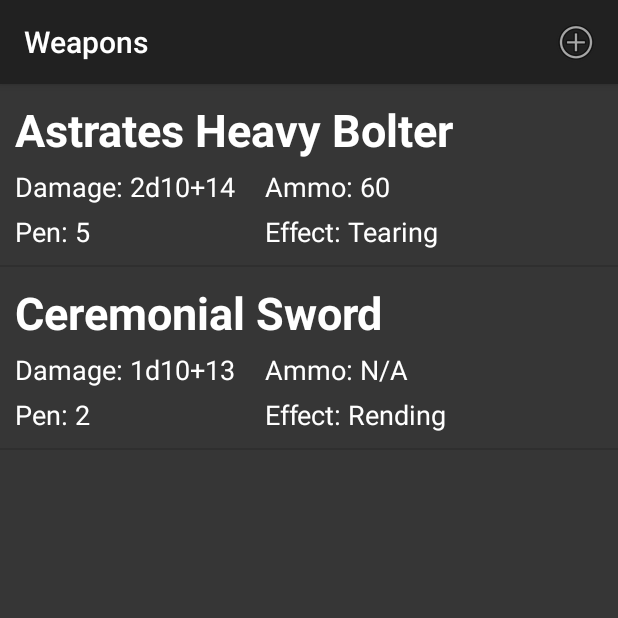
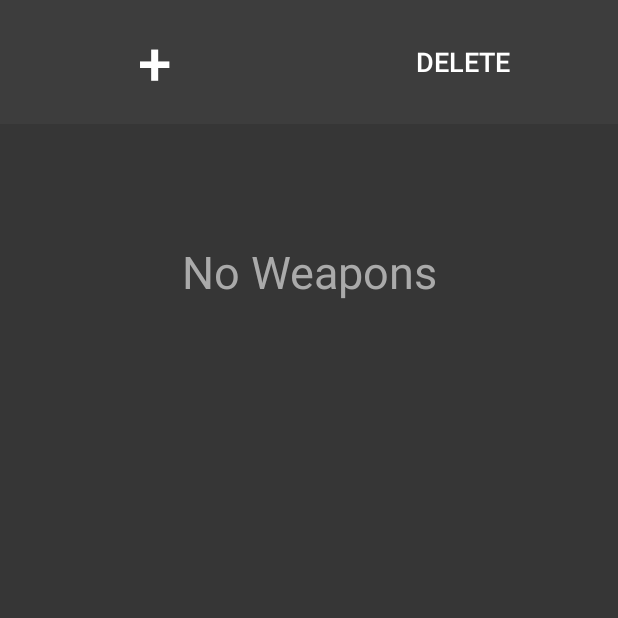
Before and after one commit to AppSecAI-TEST/DeathWatch2, an Android app: the WeaponActivity screen opened directly, with no data from a screen before it, on a phone screen of 412 x 824 dp, the top half of it. Run offline under Robolectric (Android 15) with nearby library versions, the phone set to English and light mode, and no system bars.

Commit message:
weapons can be added dynamically, file can be deleted.

```diff
--- a/app/src/main/AndroidManifest.xml
+++ b/app/src/main/AndroidManifest.xml
@@ -30,7 +30,8 @@
             android:theme="@style/AppTheme.NoActionBar"/>
         <activity android:name=".WeaponActivity"
             android:screenOrientation="portrait"
-            android:label="Weapons"/>
+            android:label="Weapons"
+            android:theme="@style/AppTheme.NoActionBar"/>
     </application>
 
 </manifest>
--- a/app/src/main/java/com/example/andrew/deathwatch20/Weapon.java
+++ b/app/src/main/java/com/example/andrew/deathwatch20/Weapon.java
@@ -9,24 +9,24 @@ public class Weapon {
 
     private String name;
     private String damage;
-    private int ammo;
-    private int pen;
-    private String effect;
+    private String ammo;
+    private String pen;
+    private String special;
 
     Weapon() {
         name = "Astrates Heavy Bolter";
         damage = "2d10+14";
-        ammo = 60;
-        pen = 5;
-        effect = "Tearing";
+        ammo = "60";
+        pen = "5";
+        special = "Tearing";
     }
     // Todo: able to create grenades, melee, and bolters weapons
-    Weapon(String name, String damage, int ammo, int pen, String effect){
+    Weapon(String name, String damage, String ammo, String pen, String effect){
         setName(name);
         setDamage(damage);
         setAmmo(ammo);
         setPen(pen);
-        setEffect(effect);
+        setSpecial(effect);
     }
 
     public String getName() {
@@ -46,37 +46,37 @@ public class Weapon {
     }
 
     public String getAmmo() {
-        if(ammo != 0)
-            return "Ammo: " + Integer.toString(ammo);
+        if(Integer.parseInt(ammo) != 0)
+            return "Ammo: " + ammo;
         else
             return "Ammo: N/A";
     }
 
-    public void setAmmo(int ammo) {
+    public void setAmmo(String ammo) {
         this.ammo = ammo;
     }
 
     public String getPen() {
-        return "Pen: " + Integer.toString(pen);
+        return "Pen: " + pen;
     }
 
-    public void setPen(int pen) {
+    public void setPen(String pen) {
         this.pen = pen;
     }
 
-    public String getEffect() {
-        return "Effect: " + effect;
+    public String getSpecial() {
+        return "Effect: " + special;
     }
 
-    public void setEffect(String effect) {
-        this.effect = effect;
+    public void setSpecial(String special) {
+        this.special = special;
     }
 
     // private String FILE_NAME = "DWW";
 
     public String toString() {
         return name + "\nDamage: " + damage + "\nPen: " + pen + "   Ammo: "
-                + ammo + "\nEffect: " + effect;
+                + ammo + "\nEffect: " + special;
     }
 
 }
--- a/app/src/main/java/com/example/andrew/deathwatch20/WeaponActivity.java
+++ b/app/src/main/java/com/example/andrew/deathwatch20/WeaponActivity.java
@@ -1,15 +1,16 @@
 package com.example.andrew.deathwatch20;
 
-import android.graphics.Color;
+import android.content.DialogInterface;
 import android.os.Bundle;
-import android.view.Menu;
-import android.view.MenuItem;
+import android.support.v7.app.AlertDialog;
+import android.view.LayoutInflater;
 import android.view.View;
 import android.widget.AdapterView;
+import android.widget.EditText;
 import android.widget.ListView;
+import android.widget.TextView;
 import android.widget.Toast;
 
-import java.util.ArrayList;
 
 /**
  * This is where the user can see the a list of weapons
@@ -18,45 +19,90 @@ import java.util.ArrayList;
 
 public class WeaponActivity extends NavDrawer {
 
-    //private Weapon weapon = new Weapon();
+    private WeaponList weapons;
     private static WeaponAdapter adapter;
+    private TextView noWeapon;
+    EditText nameInput;
+    EditText damageInput;
+    EditText penInput;
+    EditText ammoInput;
+    EditText specialInput;
 
     @Override
     protected void onCreate(Bundle savedInstanceState) {
+        // cancelling out side touch on dialog
+        // https://stackoverflow.com/questions/4650246/how-to-cancel-an-dialog-themed-like-activity-when-touched-outside-the-window/5831214#5831214
         super.onCreate(savedInstanceState);
         setContentView(R.layout.weapon_view);
+        noWeapon = (TextView) findViewById(R.id.noWeapon);
+        ListView listView = (ListView) findViewById(R.id.weaponList);
+        weapons = new WeaponList();
 
-        final ArrayList<Weapon> weaponList = new ArrayList<Weapon>();
-        weaponList.add(new Weapon("Astrates Heavy Bolter", "2d10+14", 60, 5, "Tearing"));
-        weaponList.add(new Weapon("Ceremonial Sword", "1d10+13", 0, 2, "Rending"));
-
-        ListView listView = (ListView) findViewById(R.id.weaponList);
-
+        if(weapons.getWeaponArrayList().size() == 0) {
+            noWeapon.setVisibility(View.VISIBLE);
+            listView.setVisibility(View.GONE);
+        }
+        else {
+            noWeapon.setVisibility(View.GONE);
+            listView.setVisibility(View.VISIBLE);
             //custom adapter http://www.journaldev.com/10416/android-listview-with-custom-adapter-example-tutorial
-        adapter = new WeaponAdapter(weaponList, getApplicationContext());
+            adapter = new WeaponAdapter(weapons.getWeaponArrayList(), getApplicationContext());
             listView.setAdapter(adapter);
             listView.setOnItemClickListener(new AdapterView.OnItemClickListener() {
                 @Override
                 public void onItemClick(AdapterView<?> parent, View view, int position, long id) {
-                Weapon weapon =  weaponList.get(position);
+                    Weapon weapon =  weapons.getWeaponArrayList().get(position);
                 }
             });
         }
-
-    @Override
-    public boolean onCreateOptionsMenu(Menu menu) {
-        getMenuInflater().inflate(R.menu.weapon_menu, menu);
-        return true;
     }
 
-    @Override
-    public boolean onOptionsItemSelected(MenuItem item) {
-        // create a new weapon
+    public void onAddWeapon(View v) {
+
+        AlertDialog.Builder dialog = new AlertDialog.Builder(this);
+        LayoutInflater inflater = this.getLayoutInflater();
+        final View layout = inflater.inflate(R.layout.weapon_create, null);
+        dialog.setTitle("Add Weapon");
+        dialog.setPositiveButton("Save", new DialogInterface.OnClickListener() {
+            public void onClick(DialogInterface dialog, int id) {
+                nameInput = (EditText)layout.findViewById(R.id.name);
+                damageInput = (EditText)layout.findViewById(R.id.damage);
+                penInput = (EditText)layout.findViewById(R.id.pen);
+                ammoInput = (EditText)layout.findViewById(R.id.ammo);
+                specialInput = (EditText)layout.findViewById(R.id.special);
+
+                if(nameInput.getText().length() != 0 && damageInput.getText().length() != 0 &&
+                    penInput.getText().length() != 0 && ammoInput.getText().length() != 0 &&
+                        specialInput.getText().length() != 0)
+                    weapons.saveWeapon(nameInput.getText().toString(),
+                            damageInput.getText().toString(), penInput.getText().toString(),
+                            ammoInput.getText().toString(), specialInput.getText().toString());
+                else{
                     Toast toast = Toast.makeText(getApplicationContext(),
-                "Not Available", Toast.LENGTH_SHORT);
+                            "Not Saved, All fields must be filled", Toast.LENGTH_LONG);
                     toast.show();
-        return true;
+                }
+            }
+        });
+        dialog.setNegativeButton("Cancel", null);
+        dialog.setView(layout);
+        dialog.create();
+        dialog.show();
     }
 
+    public void onDeleteFile(View v) {
+        AlertDialog.Builder dialog = new AlertDialog.Builder(this);
+        dialog.setTitle("Delete Weapons");
+        dialog.setMessage("You are about to Delete ALL of your weapons. Are you sure?");
+        dialog.setPositiveButton("Yes", new DialogInterface.OnClickListener() {
+            public void onClick(DialogInterface dialog, int id) {
+                weapons.deleteFile();
+            }
+        });
+        dialog.setNegativeButton("Cancel", null);
+        dialog.create();
+        dialog.show();
 
     }
+
+}
--- a/app/src/main/java/com/example/andrew/deathwatch20/WeaponAdapter.java
+++ b/app/src/main/java/com/example/andrew/deathwatch20/WeaponAdapter.java
@@ -9,7 +9,8 @@ import android.widget.TextView;
 
 import java.util.ArrayList;
 
-/** Custom ArrayAdapter in order to display the Weapon list correctly
+/**
+ * Custom ArrayAdapter in order to display the Weapon list correctly
  *
  * Created by Andrew on 8/7/2017.
  */
@@ -27,7 +28,6 @@ public class WeaponAdapter extends ArrayAdapter<Weapon> implements View.OnClickL
         TextView txtAmmo;
         TextView txtPen;
         TextView txtEffect;
-
     }
 
     public WeaponAdapter(ArrayList<Weapon> data, Context context) {
@@ -62,7 +62,7 @@ public class WeaponAdapter extends ArrayAdapter<Weapon> implements View.OnClickL
             viewHolder.txtDamage =  (TextView) convertView.findViewById(R.id.damage);
             viewHolder.txtAmmo =    (TextView) convertView.findViewById(R.id.ammo);
             viewHolder.txtPen =     (TextView) convertView.findViewById(R.id.pen);
-            viewHolder.txtEffect =  (TextView) convertView.findViewById(R.id.effect);
+            viewHolder.txtEffect =  (TextView) convertView.findViewById(R.id.special);
 
             result = convertView;
 
@@ -72,17 +72,16 @@ public class WeaponAdapter extends ArrayAdapter<Weapon> implements View.OnClickL
             result = convertView;
         }
 
-//        Animation animation = AnimationUtils.loadAnimation(mContext, (position > lastPosition) ? R.anim.up_from_bottom : R.anim.down_from_top);
-//        result.startAnimation(animation);
-
         lastPosition = position;
 
         viewHolder.txtName.setText(weapon.getName());
         viewHolder.txtDamage.setText(weapon.getDamage());
         viewHolder.txtAmmo.setText(weapon.getAmmo());
         viewHolder.txtPen.setText(weapon.getPen());
-        viewHolder.txtEffect.setText(weapon.getEffect());
+        viewHolder.txtEffect.setText(weapon.getSpecial());
 
         return convertView;
     }
+
+
 }
--- /dev/null
+++ b/app/src/main/java/com/example/andrew/deathwatch20/WeaponList.java
@@ -0,0 +1,111 @@
+package com.example.andrew.deathwatch20;
+
+import android.content.Context;
+import android.util.Log;
+
+import java.io.BufferedReader;
+import java.io.File;
+import java.io.FileInputStream;
+import java.io.FileOutputStream;
+import java.io.IOException;
+import java.io.InputStreamReader;
+import java.util.ArrayList;
+
+/**
+ * Controls the weapon list
+ *
+ * Created by Andrew on 8/8/2017.
+ */
+
+public class WeaponList {
+
+    private static WeaponList instance = null;
+    private ArrayList<Weapon> weaponArrayList = new ArrayList<Weapon>();
+    private String FILE_NAME = "DWW";
+
+    /**
+     * SKILLS CONSTRUCTOR
+     * Checks for a storage file for the array of skills or creates a new one
+     */
+    WeaponList() {
+        // create new file or get exsiting file from storage
+        if (fileExists(FILE_NAME)) {
+            readFile();
+        } else {
+            createNewFile();
+        }
+    }
+
+    /**
+     * Creates a single instance of the SKILLS class
+     * @return instance
+     */
+    public static WeaponList getInstance() {
+        if(instance == null) {
+            instance = new WeaponList();
+        }
+        return instance;
+    }
+
+    /**
+     * Checks to see if there is already a local file
+     * @param fname name of file
+     * @return boolean
+     */
+    public boolean fileExists(String fname){
+        File file = MyApplication.getAppContext().getFileStreamPath(fname);
+        Log.i("File Path: ", file.toString());
+        return file.exists();
+    }
+
+    /**
+     * Creates a new file
+     */
+    private void createNewFile(){
+        File file = new File(MyApplication.getAppContext().getFilesDir(), FILE_NAME);
+    }
+
+    private void readFile(){
+        try {
+            FileInputStream fis = MyApplication.getAppContext().openFileInput(FILE_NAME);
+            InputStreamReader isr = new InputStreamReader(fis);
+            BufferedReader bufferedReader = new BufferedReader(isr);
+            String readLine;
+            while ((readLine = bufferedReader.readLine()) != null){
+                Log.i("Reading: ", readLine);
+                String[] params = readLine.split(",");
+                if(params.length == 5)
+                    weaponArrayList.add(new Weapon(params[0], params[1], params[2],
+                            params[3], params[4]));
+                else {
+                    Log.e("ERROR: ", "New Weapon, Too Many or Few Values: " + params.length);
+                }
+            }
+        } catch (IOException e) {
+            e.printStackTrace();
+        }
+    }
+
+    public ArrayList<Weapon> getWeaponArrayList() {
+        return weaponArrayList;
+    }
+
+    public void saveWeapon(String name, String damage, String pen,
+                           String ammo, String special) {
+        weaponArrayList.add(new Weapon(name, damage, ammo, pen, special));
+        try {
+            FileOutputStream fos =
+                    MyApplication.getAppContext().openFileOutput(FILE_NAME, Context.MODE_APPEND);
+            String line = name + "," + damage + "," + ammo + "," + pen + "," + special + "\n\r";
+            fos.write(line.getBytes());
+            fos.close();
+        } catch (IOException e) {
+            e.printStackTrace();
+        }
+    }
+
+    public void deleteFile() {
+        File file = new File(MyApplication.getAppContext().getFilesDir(), FILE_NAME);
+        file.delete();
+    }
+}
--- a/app/src/main/res/layout/weapon_content.xml
+++ b/app/src/main/res/layout/weapon_content.xml
@@ -1,5 +1,6 @@
 <?xml version="1.0" encoding="utf-8"?>
-<LinearLayout xmlns:android="http://schemas.android.com/apk/res/android"
+<RelativeLayout xmlns:android="http://schemas.android.com/apk/res/android"
+    xmlns:app="http://schemas.android.com/apk/res-auto"
     android:layout_width="match_parent"
     android:layout_height="match_parent"
     xmlns:tools="http://schemas.android.com/tools"
@@ -7,17 +8,70 @@
     android:background="#363636">
 
 
-    <android.support.v7.widget.Toolbar
-        android:id="@+id/toolbar"
+    <LinearLayout
         android:layout_width="match_parent"
-        android:layout_height="wrap_content"
-        android:layout_weight="1"
-        android:background="?attr/colorPrimary"
-        android:minHeight="?attr/actionBarSize"
-        android:theme="?attr/actionBarTheme" />
+        android:layout_height="match_parent"
+        android:weightSum="1"
+        android:orientation="vertical">
 
-    <ListView
-        android:id="@+id/weaponList"
-        android:layout_width="match_parent"
-        android:layout_height="match_parent" />
-</LinearLayout>
+        <LinearLayout
+            android:layout_width="match_parent"
+            android:layout_height="match_parent"
+            android:gravity="top"
+            android:orientation="horizontal"
+            android:layout_weight=".9">
+
+            <Button
+                android:id="@+id/add_weapon"
+                android:layout_width="match_parent"
+                android:layout_height="match_parent"
+                android:layout_weight=".5"
+                android:background="#3d3d3d"
+                android:onClick="onAddWeapon"
+                android:text="+"
+                android:textAlignment="center"
+                android:textAllCaps="false"
+                android:textColor="@android:color/white"
+                android:textSize="40sp" />
+
+            <Button
+                android:id="@+id/delete"
+                android:layout_width="match_parent"
+                android:layout_height="match_parent"
+                android:layout_weight=".5"
+                android:background="#3d3d3d"
+                android:onClick="onDeleteFile"
+                android:text="Delete"
+                android:textAlignment="center"
+                android:textColor="@android:color/white"
+                android:textSize="18sp" />
+        </LinearLayout>
+
+        <LinearLayout
+            android:layout_width="match_parent"
+            android:layout_height="match_parent"
+            android:orientation="vertical"
+            android:layout_weight=".1">
+
+            <TextView
+                android:id="@+id/noWeapon"
+                android:layout_width="match_parent"
+                android:layout_height="wrap_content"
+                android:layout_marginTop="78dp"
+                android:text="No Weapons"
+                android:textAlignment="center"
+                android:textColor="@android:color/darker_gray"
+                android:textSize="30sp"
+                android:visibility="visible" />
+
+            <ListView
+                android:id="@+id/weaponList"
+                android:layout_width="match_parent"
+                android:layout_height="match_parent"
+                android:layout_marginTop="5dp"
+                android:visibility="gone" />
+
+        </LinearLayout>
+    </LinearLayout>
+
+</RelativeLayout>
--- a/app/src/main/res/layout/weapon_item.xml
+++ b/app/src/main/res/layout/weapon_item.xml
@@ -1,5 +1,6 @@
 <?xml version="1.0" encoding="utf-8"?>
 <RelativeLayout xmlns:android="http://schemas.android.com/apk/res/android"
+    xmlns:tools="http://schemas.android.com/tools"
     android:layout_width="match_parent"
     android:layout_height="match_parent"
     android:orientation="vertical"
@@ -50,17 +51,15 @@
         android:textSize="18sp" />
 
     <TextView
-        android:id="@+id/effect"
+        android:id="@+id/special"
         android:layout_width="wrap_content"
         android:layout_height="wrap_content"
         android:layout_alignBaseline="@+id/pen"
         android:layout_alignBottom="@+id/pen"
         android:layout_alignStart="@+id/ammo"
-        android:text="effect"
+        android:text="special"
         android:textColor="@android:color/white"
         android:textSize="18sp" />
 
 
-
-
 </RelativeLayout>
--- a/app/src/main/res/menu/weapon_menu.xml
+++ /dev/null
@@ -1,9 +0,0 @@
-<?xml version="1.0" encoding="utf-8"?>
-<menu xmlns:android="http://schemas.android.com/apk/res/android"
-    xmlns:app="http://schemas.android.com/apk/res-auto">
-    <item
-        android:id="@+id/action_add"
-        android:icon="@android:drawable/ic_menu_add"
-        app:showAsAction="always"
-        android:title="Add" />
-</menu>
```
Also changed, not shown: app/src/main/res/layout/weapon_create.xml (added, +64 -0 lines). Lines whose indentation alone changed are shown as unchanged.
